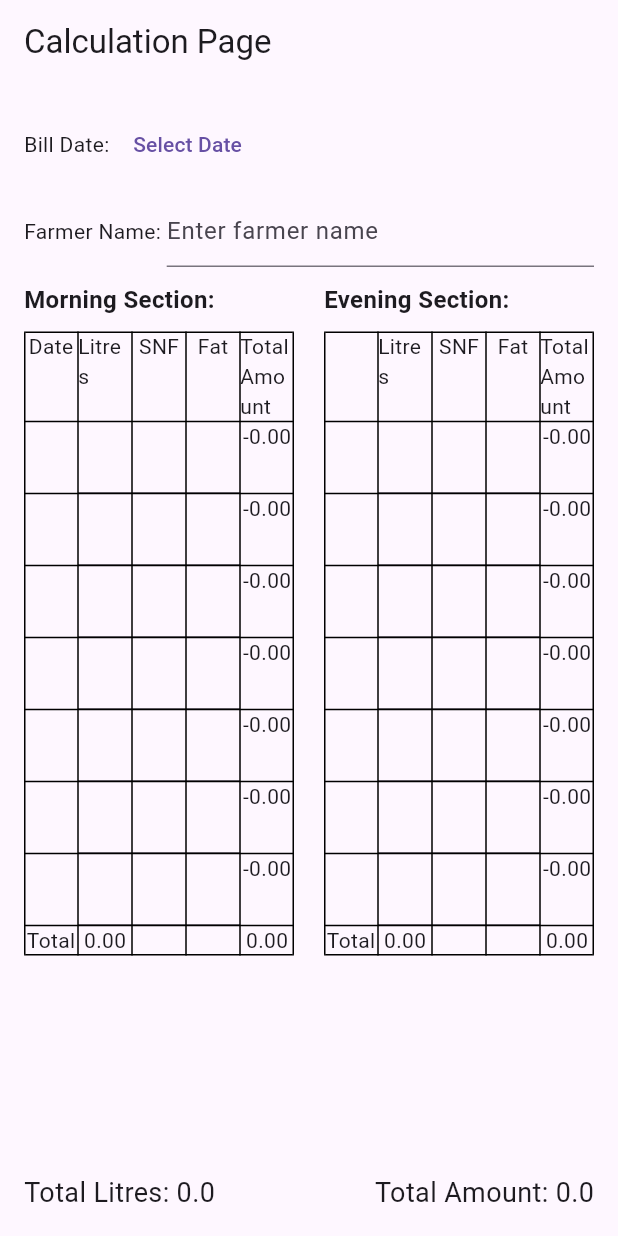
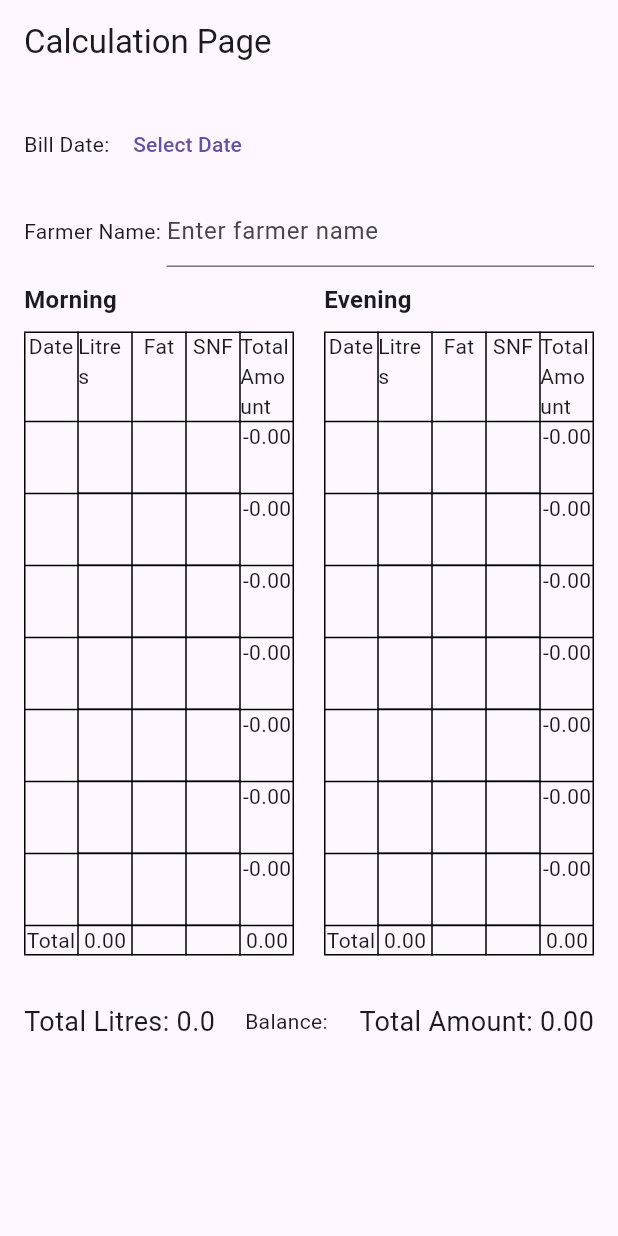
Before and after one commit to imtiyazakiwat/Mustafa-Dairy, a Flutter app: the screen it shows after launch, on a phone screen of 412 x 824 dp. Run offline on Flutter 3.47's test engine with Material 3 defaults, Android fonts, the light colour scheme and no system bars.

Commit message:
ui restructiored , balance field added

```diff
--- a/lib/main.dart
+++ b/lib/main.dart
@@ -1,13 +1,11 @@
-
 import 'package:flutter/material.dart';
 
 void main() {
   runApp(MaterialApp(
-    debugShowCheckedModeBanner: false, // Setting debugShowCheckedModeBanner to false
+    debugShowCheckedModeBanner: false,
     home: CalculationPage(),
   ));
 }
-
 
 class CalculationPage extends StatefulWidget {
   @override
@@ -18,7 +16,8 @@ class _CalculationPageState extends State<CalculationPage> {
   double litres = 1;
   TextEditingController snfController = TextEditingController();
   TextEditingController fatController = TextEditingController();
-  TextEditingController farmerNameController = TextEditingController(); // Added controller for farmer name
+  TextEditingController farmerNameController = TextEditingController();
+  TextEditingController balanceController = TextEditingController(); // Added balance controller
   DateTime? selectedDate;
   List<DateTime> previousDates = [];
   List<double> morningLitres = List.filled(7, 0.0);
@@ -61,7 +60,7 @@ class _CalculationPageState extends State<CalculationPage> {
             SizedBox(height: 10),
             Row(
               children: [
-                Text('Farmer Name: '), // Added farmer name label
+                Text('Farmer Name: '),
                 Expanded(
                   child: TextField(
                     controller: farmerNameController,
@@ -79,24 +78,13 @@ class _CalculationPageState extends State<CalculationPage> {
                   Row(
                     children: [
                       Expanded(
-                        child: _buildSection("Morning", morningLitres, morningSNF, morningFat),
+                        child: _buildSection("Morning", morningLitres, morningSNF, morningFat, totalMorningLitres, totalMorningAmount),
                       ),
                       SizedBox(width: 20),
                       Expanded(
-                        child: _buildSection("Evening", eveningLitres, eveningSNF, eveningFat),
+                        child: _buildSection("Evening", eveningLitres, eveningSNF, eveningFat, totalEveningLitres, totalEveningAmount),
                       ),
                     ],
-                  ),
-                  SizedBox(height: 20),
-                  Row(
-                    mainAxisAlignment: MainAxisAlignment.spaceBetween,
-                  ),
-                  SizedBox(height: 10),
-                  Row(
-                    mainAxisAlignment: MainAxisAlignment.spaceBetween,
-                  ),
-                ],
-              ),
                   ),
                   SizedBox(height: 20),
                   Row(
@@ -106,8 +94,26 @@ class _CalculationPageState extends State<CalculationPage> {
                         'Total Litres: $totalLitres',
                         style: TextStyle(fontSize: 18),
                       ),
+                      SizedBox(width: 20),
+                      Expanded(
+                        child: Row(
+                          children: [
+                            Text('Balance: '),
+                            Expanded(
+                              child: TextField(
+                                controller: balanceController,
+                                keyboardType: TextInputType.number,
+                                decoration: InputDecoration(
+                                  hintText: 'Balance',
+                                ),
+                              ),
+                            ),
+                          ],
+                        ),
+                      ),
+                      SizedBox(width: 20),
                       Text(
-                  'Total Amount: $totalAmount',
+                        'Total Amount: ${totalAmount.toStringAsFixed(2)}', // Formatting total amount to two decimal places
                         style: TextStyle(fontSize: 18),
                       ),
                     ],
@@ -115,15 +121,18 @@ class _CalculationPageState extends State<CalculationPage> {
                 ],
               ),
             ),
+          ],
+        ),
+      ),
     );
   }
 
-  Widget _buildSection(String title, List<double> litres, List<double> snf, List<double> fat) {
+  Widget _buildSection(String title, List<double> litres, List<double> snf, List<double> fat, double totalLitres, double totalAmount) {
     return Column(
       crossAxisAlignment: CrossAxisAlignment.start,
       children: [
         Text(
-          '$title Section:',
+          '$title',
           style: TextStyle(fontSize: 16, fontWeight: FontWeight.bold),
         ),
         SizedBox(height: 10),
@@ -131,20 +140,18 @@ class _CalculationPageState extends State<CalculationPage> {
           border: TableBorder.all(),
           children: [
             TableRow(children: [
-              TableCell(child: Center(child: Text(title == 'Morning' ? 'Date' : ''))),
+              TableCell(child: Center(child: Text(title == 'Morning' ? 'Date' : 'Date'))),
               TableCell(child: Center(child: Text('Litres'))),
+              TableCell(child: Center(child: Text('Fat'))),
               TableCell(child: Center(child: Text('SNF'))),
-              TableCell(child: Center(child: Text('Fat'))),
               TableCell(child: Center(child: Text('Total Amount'))),
             ]),
             for (int i = 0; i < 7; i++)
               TableRow(children: [
                 TableCell(
-                  child: title == 'Morning'
-                      ? Center(
+                  child: Center(
                     child: Text(previousDates.length > i ? '${previousDates[i].day}/${previousDates[i].month}' : ''),
-                  )
-                      : SizedBox(),
+                  ),
                 ),
                 TableCell(
                   child: TextField(
@@ -159,7 +166,7 @@ class _CalculationPageState extends State<CalculationPage> {
                   child: TextField(
                     keyboardType: TextInputType.number,
                     onChanged: (value) {
-                      snf[i] = double.tryParse(value) ?? 0.0;
+                      fat[i] = double.tryParse(value) ?? 0.0;
                       calculateTotals();
                     },
                   ),
@@ -168,14 +175,14 @@ class _CalculationPageState extends State<CalculationPage> {
                   child: TextField(
                     keyboardType: TextInputType.number,
                     onChanged: (value) {
-                      fat[i] = double.tryParse(value) ?? 0.0;
+                      snf[i] = double.tryParse(value) ?? 0.0;
                       calculateTotals();
                     },
                   ),
                 ),
                 TableCell(
                   child: Center(
-                    child: Text((litres[i] * calcAmount(snf[i], fat[i])).toStringAsFixed(2)),
+                    child: Text((litres[i] * calcAmount(fat[i], snf[i])).toStringAsFixed(2)),
                   ),
                 ),
               ]),
@@ -188,10 +195,10 @@ class _CalculationPageState extends State<CalculationPage> {
             ]),
             TableRow(children: [
               TableCell(child: Center(child: Text('Total'))),
-              TableCell(child: Center(child: Text(totalMorningLitres.toStringAsFixed(2)))),
+              TableCell(child: Center(child: Text(totalLitres.toStringAsFixed(2)))),
               TableCell(child: SizedBox()),
               TableCell(child: SizedBox()),
-              TableCell(child: Center(child: Text(title == 'Morning' ? totalMorningAmount.toStringAsFixed(2) : totalEveningAmount.toStringAsFixed(2)))),
+              TableCell(child: Center(child: Text(totalAmount.toStringAsFixed(2)))),
             ]),
           ],
         ),
@@ -232,15 +239,15 @@ class _CalculationPageState extends State<CalculationPage> {
       totalMorningAmount = 0;
       totalEveningAmount = 0;
       for (int i = 0; i < 7; i++) {
-        totalMorningAmount += morningLitres[i] * calcAmount(morningSNF[i], morningFat[i]);
-        totalEveningAmount += eveningLitres[i] * calcAmount(eveningSNF[i], eveningFat[i]);
+        totalMorningAmount += morningLitres[i] * calcAmount(morningFat[i], morningSNF[i]);
+        totalEveningAmount += eveningLitres[i] * calcAmount(eveningFat[i], eveningSNF[i]);
       }
 
       totalAmount = totalMorningAmount + totalEveningAmount;
     });
   }
 
-  double calcAmount(double snf, double fat) {
+  double calcAmount(double fat, double snf) {
     double s = 9.0;
     double sp = (snf - s) * 10;
 
```
Lines whose indentation alone changed are shown as unchanged.
